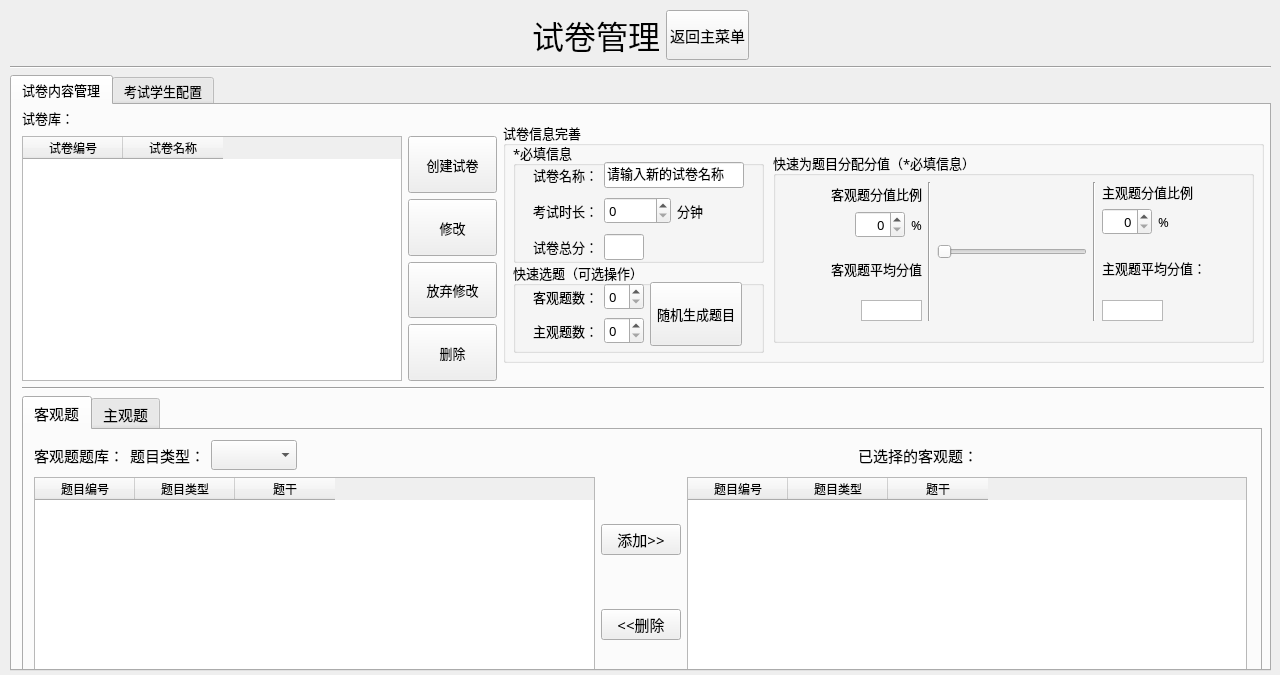
The window that server/PaperManageUI.ui (AlanForeverAi/Exams) describes before a commit, drawn with Qt 5.
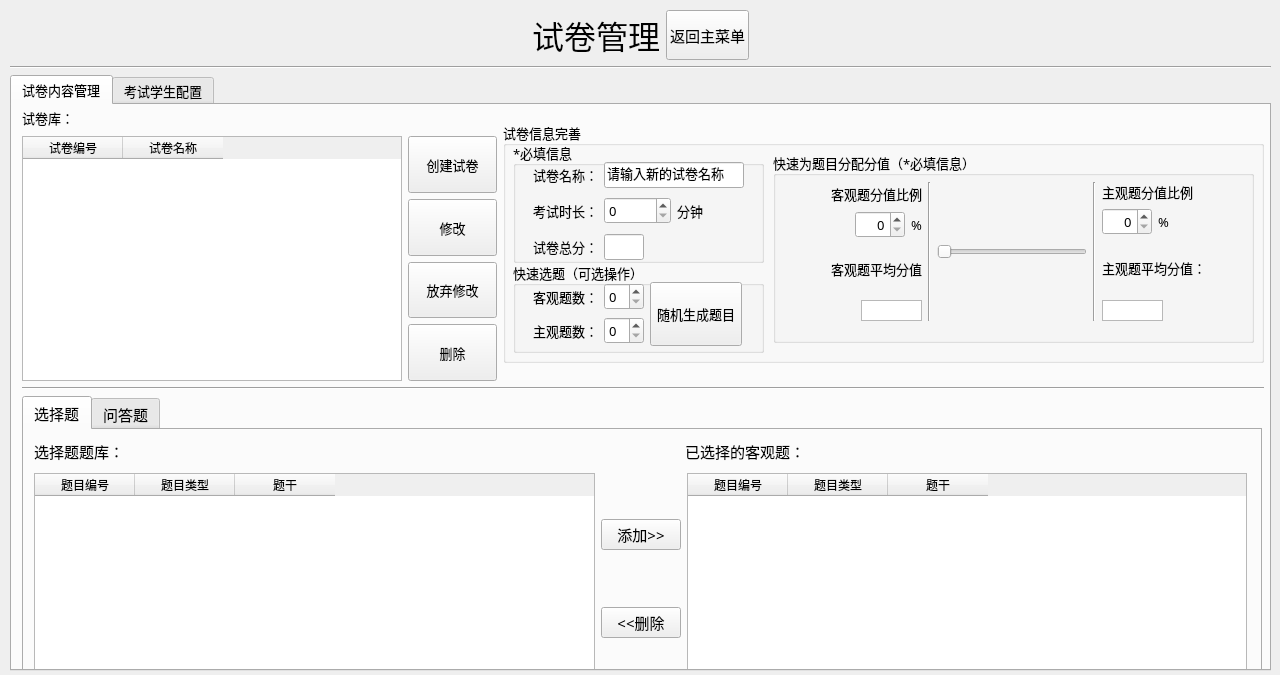
The same window after the commit. The open tabs and pages were chosen to show the change.

Commit message:
实现根据老师类型显示其对应的题目
额外还有一些小部分的修改

```diff
--- a/server/PaperManageUI.ui
+++ b/server/PaperManageUI.ui
@@ -912,7 +912,7 @@
            </property>
            <widget class="QWidget" name="tab">
             <attribute name="title">
-             <string>客观题</string>
+             <string>选择题</string>
             </attribute>
             <widget class="QWidget" name="layoutWidget">
              <property name="geometry">
@@ -935,20 +935,10 @@
                    </size>
                   </property>
                   <property name="text">
-                   <string>客观题题库：</string>
+                   <string>选择题题库：</string>
                   </property>
                  </widget>
                 </item>
-                <item>
-                 <widget class="QLabel" name="label_10">
-                  <property name="text">
-                   <string>题目类型：</string>
-                  </property>
-                 </widget>
-                </item>
-                <item>
-                 <widget class="QComboBox" name="comboBox_ob"/>
-                </item>
                 <item>
                  <spacer name="horizontalSpacer_4">
                   <property name="orientation">
@@ -1165,7 +1155,7 @@
            </widget>
            <widget class="QWidget" name="tab_2">
             <attribute name="title">
-             <string>主观题</string>
+             <string>问答题</string>
             </attribute>
             <widget class="QWidget" name="layoutWidget">
              <property name="geometry">
```
Left out of the diff: 16 changed lines with no effect on the pictures. The commit also changes 20 other files.
